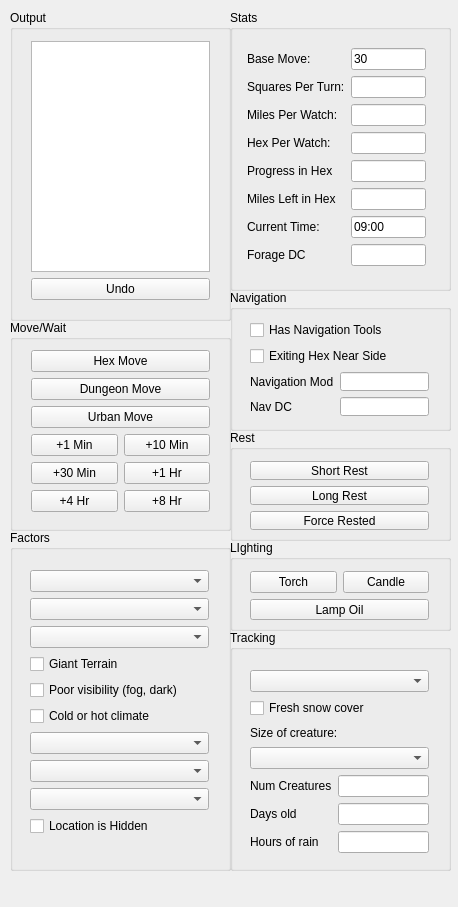
First picture: the form in mainwindow.ui, repository erickveil/DungeonMoveTracker, before the edit.
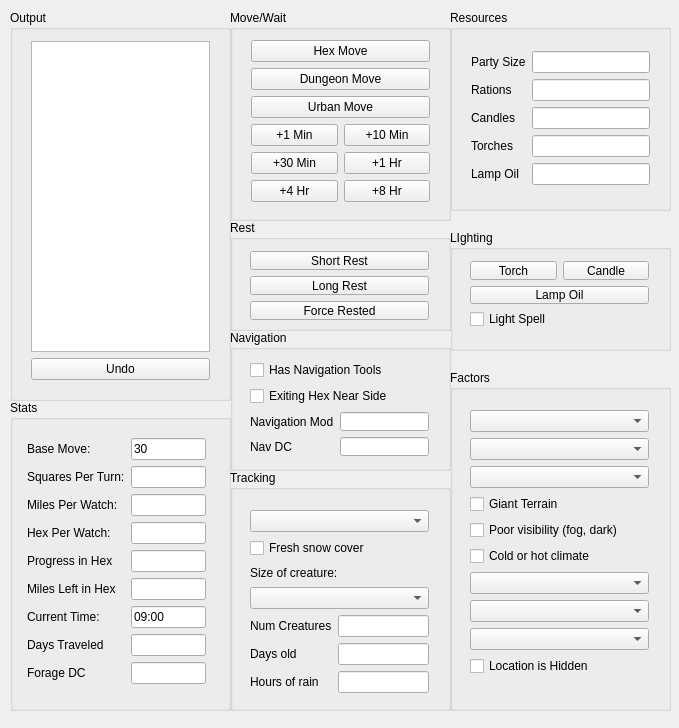
Second picture: the form after the edit.

Commit message: Added resource tracking

```diff
--- a/mainwindow.ui
+++ b/mainwindow.ui
@@ -6,8 +6,8 @@
    <rect>
     <x>0</x>
     <y>0</y>
-    <width>458</width>
-    <height>907</height>
+    <width>679</width>
+    <height>728</height>
    </rect>
   </property>
   <property name="windowTitle">
@@ -18,7 +18,7 @@
     <property name="geometry">
      <rect>
       <x>230</x>
-      <y>630</y>
+      <y>470</y>
       <width>221</width>
       <height>241</height>
      </rect>
@@ -96,10 +96,10 @@
    <widget class="QGroupBox" name="groupBox_2">
     <property name="geometry">
      <rect>
-      <x>230</x>
-      <y>540</y>
+      <x>450</x>
+      <y>230</y>
       <width>221</width>
-      <height>91</height>
+      <height>121</height>
      </rect>
     </property>
     <property name="title">
@@ -111,7 +111,7 @@
        <x>9</x>
        <y>20</y>
        <width>201</width>
-       <height>71</height>
+       <height>89</height>
       </rect>
      </property>
      <layout class="QVBoxLayout" name="verticalLayout_6">
@@ -140,14 +140,21 @@
         </property>
        </widget>
       </item>
+      <item>
+       <widget class="QCheckBox" name="chLightSpell">
+        <property name="text">
+         <string>Light Spell</string>
+        </property>
+       </widget>
+      </item>
      </layout>
     </widget>
    </widget>
    <widget class="QGroupBox" name="groupBox_4">
     <property name="geometry">
      <rect>
-      <x>10</x>
-      <y>320</y>
+      <x>230</x>
+      <y>10</y>
       <width>221</width>
       <height>211</height>
      </rect>
@@ -244,8 +251,8 @@
    <widget class="QGroupBox" name="groupBox_5">
     <property name="geometry">
      <rect>
-      <x>10</x>
-      <y>530</y>
+      <x>450</x>
+      <y>370</y>
       <width>221</width>
       <height>341</height>
      </rect>
@@ -315,10 +322,10 @@
    <widget class="QGroupBox" name="groupBox_6">
     <property name="geometry">
      <rect>
-      <x>230</x>
-      <y>10</y>
+      <x>10</x>
+      <y>400</y>
       <width>221</width>
-      <height>281</height>
+      <height>311</height>
      </rect>
     </property>
     <property name="title">
@@ -330,7 +337,7 @@
        <x>6</x>
        <y>27</y>
        <width>201</width>
-       <height>244</height>
+       <height>275</height>
       </rect>
      </property>
      <layout class="QFormLayout" name="formLayout">
@@ -392,14 +399,14 @@
       <item row="2" column="1">
        <widget class="QLineEdit" name="tbMilesPerWatch"/>
       </item>
-      <item row="7" column="0">
+      <item row="8" column="0">
        <widget class="QLabel" name="label_12">
         <property name="text">
          <string>Forage DC</string>
         </property>
        </widget>
       </item>
-      <item row="7" column="1">
+      <item row="8" column="1">
        <widget class="QLineEdit" name="tbForage"/>
       </item>
       <item row="4" column="0">
@@ -422,6 +429,16 @@
       <item row="5" column="1">
        <widget class="QLineEdit" name="tbMilesLeft"/>
       </item>
+      <item row="7" column="0">
+       <widget class="QLabel" name="label_15">
+        <property name="text">
+         <string>Days Traveled</string>
+        </property>
+       </widget>
+      </item>
+      <item row="7" column="1">
+       <widget class="QLineEdit" name="tbDaysTraveled"/>
+      </item>
      </layout>
     </widget>
    </widget>
@@ -431,7 +448,7 @@
       <x>10</x>
       <y>10</y>
       <width>221</width>
-      <height>311</height>
+      <height>391</height>
      </rect>
     </property>
     <property name="title">
@@ -443,7 +460,7 @@
        <x>10</x>
        <y>20</y>
        <width>201</width>
-       <height>281</height>
+       <height>361</height>
       </rect>
      </property>
      <layout class="QVBoxLayout" name="verticalLayout">
@@ -464,7 +481,7 @@
     <property name="geometry">
      <rect>
       <x>230</x>
-      <y>430</y>
+      <y>220</y>
       <width>221</width>
       <height>111</height>
      </rect>
@@ -510,7 +527,7 @@
     <property name="geometry">
      <rect>
       <x>230</x>
-      <y>290</y>
+      <y>330</y>
       <width>221</width>
       <height>141</height>
      </rect>
@@ -569,6 +586,81 @@
      </layout>
     </widget>
    </widget>
+   <widget class="QGroupBox" name="groupBox_9">
+    <property name="geometry">
+     <rect>
+      <x>450</x>
+      <y>10</y>
+      <width>221</width>
+      <height>201</height>
+     </rect>
+    </property>
+    <property name="title">
+     <string>Resources</string>
+    </property>
+    <widget class="QWidget" name="formLayoutWidget">
+     <property name="geometry">
+      <rect>
+       <x>10</x>
+       <y>30</y>
+       <width>201</width>
+       <height>161</height>
+      </rect>
+     </property>
+     <layout class="QFormLayout" name="formLayout_4">
+      <item row="1" column="0">
+       <widget class="QLabel" name="label_16">
+        <property name="text">
+         <string>Rations</string>
+        </property>
+       </widget>
+      </item>
+      <item row="1" column="1">
+       <widget class="QLineEdit" name="tbRations"/>
+      </item>
+      <item row="2" column="0">
+       <widget class="QLabel" name="label_17">
+        <property name="text">
+         <string>Candles</string>
+        </property>
+       </widget>
+      </item>
+      <item row="2" column="1">
+       <widget class="QLineEdit" name="tbCandles"/>
+      </item>
+      <item row="3" column="0">
+       <widget class="QLabel" name="label_18">
+        <property name="text">
+         <string>Torches</string>
+        </property>
+       </widget>
+      </item>
+      <item row="3" column="1">
+       <widget class="QLineEdit" name="tbTorches"/>
+      </item>
+      <item row="4" column="0">
+       <widget class="QLabel" name="label_19">
+        <property name="text">
+         <string>Lamp Oil</string>
+        </property>
+       </widget>
+      </item>
+      <item row="4" column="1">
+       <widget class="QLineEdit" name="tbLampOil"/>
+      </item>
+      <item row="0" column="0">
+       <widget class="QLabel" name="label_20">
+        <property name="text">
+         <string>Party Size</string>
+        </property>
+       </widget>
+      </item>
+      <item row="0" column="1">
+       <widget class="QLineEdit" name="tbPartySize"/>
+      </item>
+     </layout>
+    </widget>
+   </widget>
   </widget>
  </widget>
  <layoutdefault spacing="6" margin="11"/>
```
The commit also changes 3 other files.
